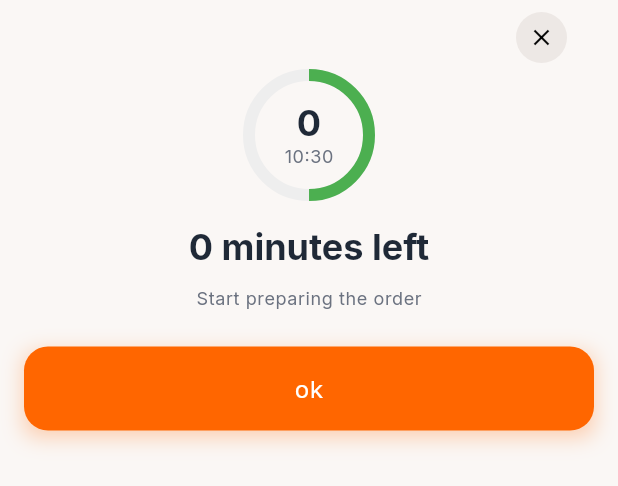
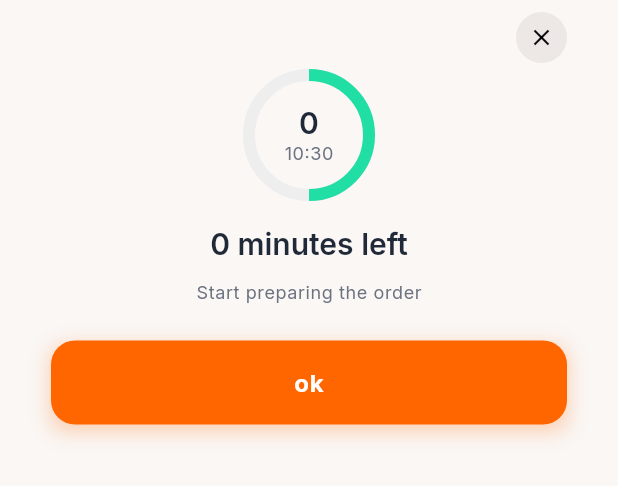
Before and after one commit to md-shahin-miah/flutter_order_manager, a Flutter app: the CountdownTimerSheet widget shown alone on an empty page, opened directly with empty values, on a phone screen of 412 x 824 dp. Shown: the top 486 px of the screen. Run offline on Flutter 3.47's test engine with Material 3 defaults, Android fonts, the phone set to English and light mode, and no system bars; our stand-ins replace flutter_riverpod, get_it, go_router, google_fonts, percent_indicator, sqflite; accounts and stored records are empty.

Commit message:
ui updated bottom sheet

```diff
--- a/lib/core/theme/app_colors.dart
+++ b/lib/core/theme/app_colors.dart
@@ -14,10 +14,11 @@ class AppColors {
   static const selectedSurface = Color(0xFFede8e5 );
   static const secondarySurfaceLight = Color(0xFFFEEADD);
   static const secondarySurfaceLightBt = Color(0xFFFFE4D8);
-  static const secondarySurfaceLightDeep = Color(0xFFFEEADD);
-  static const secondarySurface = Color(0xFFFAE9DD);
+  static const secondarySurfaceLightDeep = Color(0xFFFDE0E0);
+  static const secondarySurface = Color(0xFFFAEBEB);
 
   static const colorGreenLight = Color(0xFFE6F9EF);
+  static const colorGreenAccent = Color(0xFF21DEA4);
 
   // Text Colors
   static const textPrimary = Color(0xFF1F2937);
--- a/lib/presentation/pages/home_page/widget/order_item.dart
+++ b/lib/presentation/pages/home_page/widget/order_item.dart
@@ -168,7 +168,7 @@ class OrderListItem extends ConsumerWidget {
   void _showBottomSheet(BuildContext context, Order order) {
     CustomBottomSheet.show(
       context: context,
-      heightFactor: 0.35,
+      heightFactor: 0.65,
       child: OrderDetailsSheet(order),
     );
   }
--- a/lib/presentation/pages/home_page/widget/tab_item.dart
+++ b/lib/presentation/pages/home_page/widget/tab_item.dart
@@ -7,7 +7,6 @@ import 'package:flutter_riverpod/flutter_riverpod.dart';
 Widget buildTab(String title, int count, ThemeData theme, int index) {
   return Consumer(builder: (context, ref, child) {
     final selectedIndex = ref.watch(selectTabProvider);
-
     return Expanded(
       child: InkWell(
         onTap: () {
--- a/lib/presentation/pages/home_page/widget/tab_item_rush.dart
+++ b/lib/presentation/pages/home_page/widget/tab_item_rush.dart
@@ -6,13 +6,13 @@ import 'package:flutter_riverpod/flutter_riverpod.dart';
 
 Widget buildTabRush(String title, int count, ThemeData theme, int index, bool rushMode) {
   return Consumer(builder: (context, ref, child) {
-    final selectedIndex = ref.watch(selectTabProvider);
+    final selectedIndex = ref.watch(selectTabProviderRush);
 
     return Expanded(
       child: InkWell(
         onTap: () {
           DefaultTabController.of(context).index = index;
-          ref.read(selectTabProvider.notifier).state = index;
+          ref.read(selectTabProviderRush.notifier).state = index;
         },
         child: Container(
           padding: const EdgeInsets.symmetric(vertical: 12),
--- /dev/null
+++ b/lib/presentation/widgets/bottom_sheets/countdown_timer_ongoing_sheet.dart
@@ -0,0 +1,109 @@
+import 'package:flutter/material.dart';
+import 'package:flutter_order_manager/core/router/go_route_context_extension.dart';
+import 'package:flutter_order_manager/core/theme/app_colors.dart';
+import 'package:flutter_order_manager/core/utils/utils.dart';
+import 'package:flutter_order_manager/domain/entities/order.dart';
+import 'package:flutter_order_manager/presentation/widgets/common/custom_button.dart';
+
+class CountdownTimerSheet extends StatelessWidget {
+  Order order;
+
+  CountdownTimerSheet(this.order, {Key? key}) : super(key: key);
+
+  @override
+  Widget build(BuildContext context) {
+    final timeLeft = DateTime.now().difference(order.pickupTime).inMinutes.abs();
+    final timePassed = DateTime.now().difference(order.createdTime).inMinutes.abs();
+
+    return Padding(
+      padding: const EdgeInsets.symmetric(horizontal: 16.0),
+      child: Column(
+        mainAxisAlignment: MainAxisAlignment.center,
+        children: [
+          Padding(
+            padding: const EdgeInsets.symmetric(horizontal: 10.0),
+            child: Row(
+              mainAxisAlignment: MainAxisAlignment.end,
+              crossAxisAlignment: CrossAxisAlignment.start,
+              children: [
+                IconButton(
+                  onPressed: () => context.goBack(),
+                  icon: Container(
+                    padding: const EdgeInsets.all(8),
+                    decoration: BoxDecoration(
+                      color: AppColors.selectedSurface,
+                      borderRadius: BorderRadius.circular(20),
+                    ),
+                    child: const Icon(Icons.close, size: 18),
+                  ),
+                ),
+              ],
+            ),
+          ),
+        Expanded(
+          child: SingleChildScrollView(
+            child: Padding(
+              padding: const EdgeInsets.symmetric(horizontal: 18.0),
+              child: Column(
+                children: [
+                  SizedBox(
+                    height: 80,
+                    width: 80,
+                    child: Stack(
+                      fit: StackFit.expand,
+                      children: [
+                        CircularProgressIndicator(
+                          value: 0.5,
+                          strokeWidth: 8,
+                          backgroundColor: Colors.grey.shade200,
+                          valueColor: const AlwaysStoppedAnimation<Color>(AppColors.colorGreenAccent),
+                        ),
+                        Center(
+                          child: Column(
+                            mainAxisAlignment: MainAxisAlignment.center,
+                            children: [
+                              Text(
+                                '$timePassed',
+                                style: Theme.of(context).textTheme.headlineLarge,
+                              ),
+                              Text(
+                                getTimeString(DateTime.now()),
+                                style: Theme.of(context).textTheme.bodySmall,
+                              ),
+                            ],
+                          ),
+                        ),
+                      ],
+                    ),
+                  ),
+                  const SizedBox(height: 20),
+                  Text(
+                    '$timeLeft minutes left',
+                    style:Theme.of(context).textTheme.headlineLarge,
+                  ),
+                  const SizedBox(height: 12),
+                  Text(
+                    'Start preparing the order',
+                    style: Theme.of(context).textTheme.bodySmall
+                  ),
+                  const SizedBox(height: 24),
+                  CustomButton(
+                    text: 'ok',
+                    onPressed: () async {
+                      context.goBack();
+                    },
+                    color: AppColors.primary,
+                    textColor: AppColors.colorWhite,
+                  ),
+
+                ],
+              ),
+            ),
+
+          ),
+        )
+        ],
+      ),
+    );
+  }
+}
--- a/lib/presentation/widgets/bottom_sheets/countdown_timer_sheet.dart
+++ /dev/null
@@ -1,106 +0,0 @@
-import 'package:flutter/material.dart';
-import 'package:flutter_order_manager/core/router/go_route_context_extension.dart';
-import 'package:flutter_order_manager/core/theme/app_colors.dart';
-import 'package:flutter_order_manager/core/utils/utils.dart';
-import 'package:flutter_order_manager/domain/entities/order.dart';
-import 'package:flutter_order_manager/presentation/widgets/common/custom_button.dart';
-
-class CountdownTimerSheet extends StatelessWidget {
-  Order order;
-
-  CountdownTimerSheet(this.order, {Key? key}) : super(key: key);
-
-  @override
-  Widget build(BuildContext context) {
-    final timeLeft = DateTime.now().difference(order.pickupTime).inMinutes.abs();
-    final timePassed = DateTime.now().difference(order.createdTime).inMinutes.abs();
-
-    return Padding(
-      padding: const EdgeInsets.symmetric(horizontal: 16.0),
-      child: Column(
-        mainAxisAlignment: MainAxisAlignment.center,
-        children: [
-          Padding(
-            padding: const EdgeInsets.symmetric(horizontal: 10.0),
-            child: Row(
-              mainAxisAlignment: MainAxisAlignment.end,
-              crossAxisAlignment: CrossAxisAlignment.start,
-              children: [
-                IconButton(
-                  onPressed: () => context.goBack(),
-                  icon: Container(
-                    padding: const EdgeInsets.all(8),
-                    decoration: BoxDecoration(
-                      color: AppColors.selectedSurface,
-                      borderRadius: BorderRadius.circular(20),
-                    ),
-                    child: const Icon(Icons.close, size: 18),
-                  ),
-                ),
-              ],
-            ),
-          ),
-        Expanded(
-          child: SingleChildScrollView(
-            child: Column(
-              children: [
-                SizedBox(
-                  height: 80,
-                  width: 80,
-                  child: Stack(
-                    fit: StackFit.expand,
-                    children: [
-                      CircularProgressIndicator(
-                        value: 0.5,
-                        strokeWidth: 8,
-                        backgroundColor: Colors.grey.shade200,
-                        valueColor: const AlwaysStoppedAnimation<Color>(Colors.green),
-                      ),
-                      Center(
-                        child: Column(
-                          mainAxisAlignment: MainAxisAlignment.center,
-                          children: [
-                            Text(
-                              '$timePassed',
-                              style: Theme.of(context).textTheme.displaySmall,
-                            ),
-                            Text(
-                              getTimeString(DateTime.now()),
-                              style: Theme.of(context).textTheme.bodySmall,
-                            ),
-                          ],
-                        ),
-                      ),
-                    ],
-                  ),
-                ),
-                const SizedBox(height: 20),
-                Text(
-                  '$timeLeft minutes left',
-                  style:Theme.of(context).textTheme.displaySmall,
-                ),
-                const SizedBox(height: 12),
-                Text(
-                  'Start preparing the order',
-                  style: Theme.of(context).textTheme.bodySmall
-                ),
-                const SizedBox(height: 24),
-                CustomButton(
-                  text: 'ok',
-                  onPressed: () async {
-                    context.goBack();
-                  },
-                  color: AppColors.primary,
-                  textColor: AppColors.colorWhite,
-                ),
-
-              ],
-            ),
-
-          ),
-        )
-        ],
-      ),
-    );
-  }
-}
--- a/lib/presentation/widgets/bottom_sheets/pickup_confirmation_sheet.dart
+++ b/lib/presentation/widgets/bottom_sheets/pickup_confirmation_sheet.dart
@@ -5,7 +5,7 @@ import 'package:flutter_order_manager/core/theme/app_colors.dart';
 import 'package:flutter_order_manager/domain/entities/order.dart';
 import 'package:flutter_order_manager/domain/usecases/order_usecases.dart';
 import 'package:flutter_order_manager/presentation/providers/order_providers.dart';
-import 'package:flutter_order_manager/presentation/widgets/bottom_sheets/countdown_timer_sheet.dart';
+import 'package:flutter_order_manager/presentation/widgets/bottom_sheets/countdown_timer_ongoing_sheet.dart';
 import 'package:flutter_order_manager/presentation/widgets/bottom_sheets/custom_bottom_sheet.dart';
 import 'package:flutter_order_manager/presentation/widgets/bottom_sheets/time_selection_sheet.dart';
 import 'package:flutter_order_manager/presentation/widgets/common/custom_button.dart';
--- a/lib/presentation/widgets/common/custom_button.dart
+++ b/lib/presentation/widgets/common/custom_button.dart
@@ -40,7 +40,7 @@ class CustomButton extends StatelessWidget {
           child: Center(
             child: Text(
                     text,
-                    style: Theme.of(context).textTheme.bodyLarge?.copyWith(color: textColor),
+                    style: Theme.of(context).textTheme.bodyLarge?.copyWith(color: textColor,fontWeight: FontWeight.bold),
                   ),
           ),
         ),
--- a/lib/presentation/widgets/common/message_bubble.dart
+++ b/lib/presentation/widgets/common/message_bubble.dart
@@ -13,7 +13,7 @@ class MessageBubble extends StatelessWidget {
   const MessageBubble({
     Key? key,
     required this.message,
-    this.backgroundColor = const Color(0xFFF8E8DD),
+    this.backgroundColor = const Color(0xFFF5D0D0),
     this.textColor = const Color(0xFF4A4A4A),
     this.borderRadius = 12.0,
     this.padding = const EdgeInsets.all(16.0),
```
Also changed, not shown: lib/presentation/pages/home_page/home_page.dart (+63 -56 lines), lib/presentation/pages/order_details_page/order_detail_page.dart (+34 -26 lines), lib/presentation/widgets/bottom_sheets/order_details_sheet.dart (+13 -6 lines), 1 other file.
